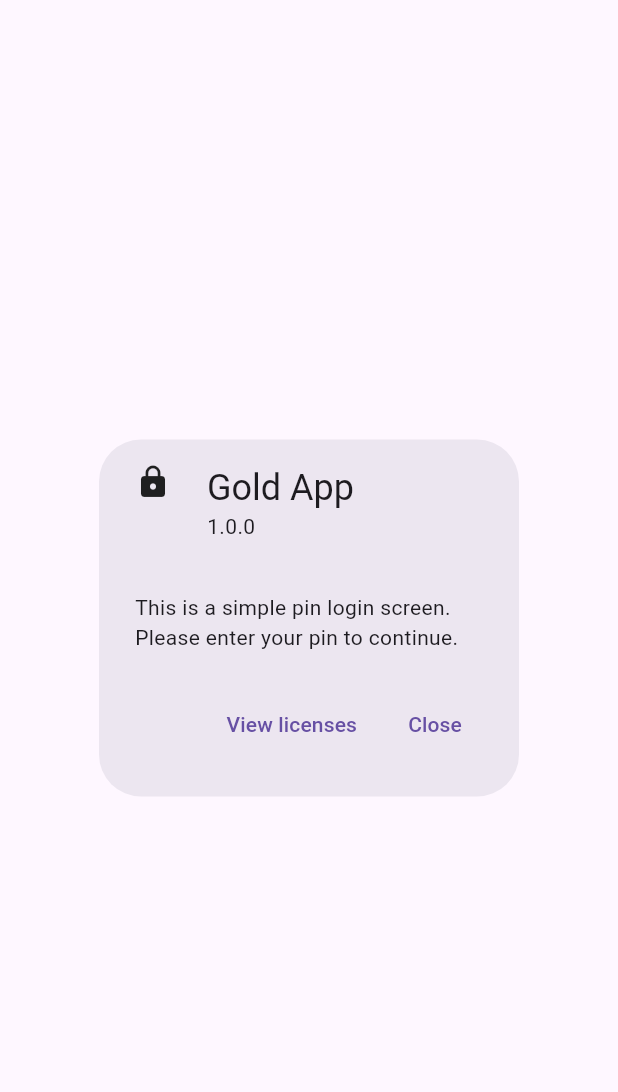
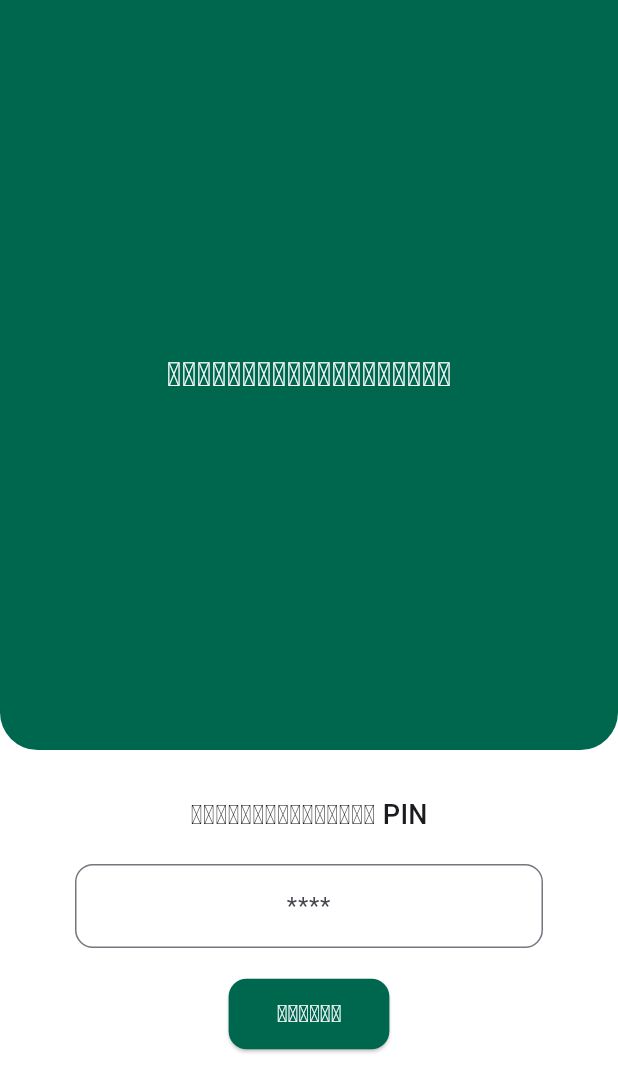
Before and after one commit to Luckky-spac/gold_v1_3cw3, a Flutter app: the screen it shows after launch, after a tap on "ເຂົ້າລະບົບດ້ວຍ PIN", on a phone screen of 412 x 824 dp. Shown: the top 1092 px of the screen. Run offline on Flutter 3.47's test engine with Material 3 defaults, Android fonts, the phone set to English and light mode, and no system bars.

Commit message:
bo updated

```diff
--- a/gold_v1/lib/screens/auth/login.dart
+++ b/gold_v1/lib/screens/auth/login.dart
@@ -23,7 +23,7 @@ class _LoginPageState extends State<LoginPage> {
   @override
   Widget build(BuildContext context) {
     return Scaffold(
-      resizeToAvoidBottomInset: true,
+
       body: Column(
         children: [
           Stack(
@@ -149,7 +149,9 @@ Padding(
                           Navigator.push(
                             context,
                             MaterialPageRoute(
-            builder: (context) => PinLogin(), // Replace with your target page
+                              builder:
+                                  (context) =>
+                                      PinLogin(), // Replace with your target page
                             ),
                           );
                         },
@@ -173,8 +175,6 @@ Padding(
                     ),
                   ),
 
-
-
                   SizedBox(height: 20),
                   Padding(
                     padding: EdgeInsets.symmetric(horizontal: 20),
@@ -190,14 +190,20 @@ Padding(
                                 decoration: InputDecoration(
                                   hintText: "ປ້ອນລະຫັດຜ່ານ",
                                   hintStyle: TextStyle(color: Colors.white),
-                                  prefixIcon: Icon(Icons.lock, color: Colors.white),
+                                  prefixIcon: Icon(
+                                    Icons.lock,
+                                    color: Colors.white,
+                                  ),
                                   suffixIcon: GestureDetector(
                                     onTap: () {
                                       setState(() {
                                         _showInput = false;
                                       });
                                     },
-                                    child: Icon(Icons.close, color: Colors.white),
+                                    child: Icon(
+                                      Icons.close,
+                                      color: Colors.white,
+                                    ),
                                   ),
                                   border: OutlineInputBorder(
                                     borderRadius: BorderRadius.circular(10),
--- a/gold_v1/lib/screens/auth/pin_login.dart
+++ b/gold_v1/lib/screens/auth/pin_login.dart
@@ -8,17 +8,95 @@ class PinLogin extends StatefulWidget {
 }
 
 class _PinLoginState extends State<PinLogin> {
+  final TextEditingController _pinController = TextEditingController();
+
+  void _submitPin() {
+    String pin = _pinController.text;
+    if (pin == "1234") {
+      ScaffoldMessenger.of(context).showSnackBar(
+        const SnackBar(content: Text('PIN ຖືກຕ້ອງ')),
+      );
+    } else {
+      ScaffoldMessenger.of(context).showSnackBar(
+        const SnackBar(content: Text('PIN ບໍ່ຖືກຕ້ອງ')),
+      );
+    }
+  }
+
   @override
   Widget build(BuildContext context) {
-    return const Scaffold(
-      body: AboutDialog(
-        applicationName: 'Gold App',
-        applicationVersion: '1.0.0',
-        applicationIcon: Icon(Icons.lock),
-        children: [
-          Text('This is a simple pin login screen.'),
-          Text('Please enter your pin to continue.'),
-        ],
+    return Scaffold(
+      backgroundColor: Colors.white,
+      body: SingleChildScrollView(
+        child: Column(
+          children: [
+            // Header Section
+            Container(
+              padding: const EdgeInsets.symmetric(horizontal: 20, vertical: 40),
+              width: double.infinity,
+              height: 500,
+              decoration: const BoxDecoration(
+                color: Color(0xFF00674F),
+                borderRadius: BorderRadius.only(
+                  bottomLeft: Radius.circular(25),
+                  bottomRight: Radius.circular(25),
+                ),
+              ),
+              child: const Center(
+                child: Text(
+                  "ຂໍ້ກຳນົດແລະນະໂຍບາຍ",
+                  style: TextStyle(
+                    fontSize: 22,
+                    fontWeight: FontWeight.bold,
+                    color: Colors.white,
+                  ),
+                  textAlign: TextAlign.center,
+                ),
+              ),
+            ),
+
+            const SizedBox(height: 30),
+            const Text(
+              "ກະລຸນາປ້ອນລະຫັດ PIN",
+              style: TextStyle(fontSize: 18, fontWeight: FontWeight.w500),
+            ),
+
+            const SizedBox(height: 20),
+            Padding(
+              padding: const EdgeInsets.symmetric(horizontal: 50),
+              child: TextField(
+                controller: _pinController,
+                keyboardType: TextInputType.number,
+                obscureText: true,
+                maxLength: 4,
+                textAlign: TextAlign.center,
+                decoration: InputDecoration(
+                  counterText: "",
+                  border: OutlineInputBorder(
+                    borderRadius: BorderRadius.circular(12),
+                  ),
+                  hintText: '****',
+                ),
+              ),
+            ),
+
+            const SizedBox(height: 20),
+            ElevatedButton(
+              onPressed: _submitPin,
+              style: ElevatedButton.styleFrom(
+                backgroundColor: const Color(0xFF00674F),
+                padding: const EdgeInsets.symmetric(horizontal: 32, vertical: 12),
+                shape: RoundedRectangleBorder(
+                  borderRadius: BorderRadius.circular(12),
+                ),
+              ),
+              child: const Text(
+                "ຢືນຢັນ",
+                style: TextStyle(color: Colors.white, fontSize: 16),
+              ),
+            ),
+          ],
+        ),
       ),
     );
   }
```
Lines whose indentation alone changed are shown as unchanged.
